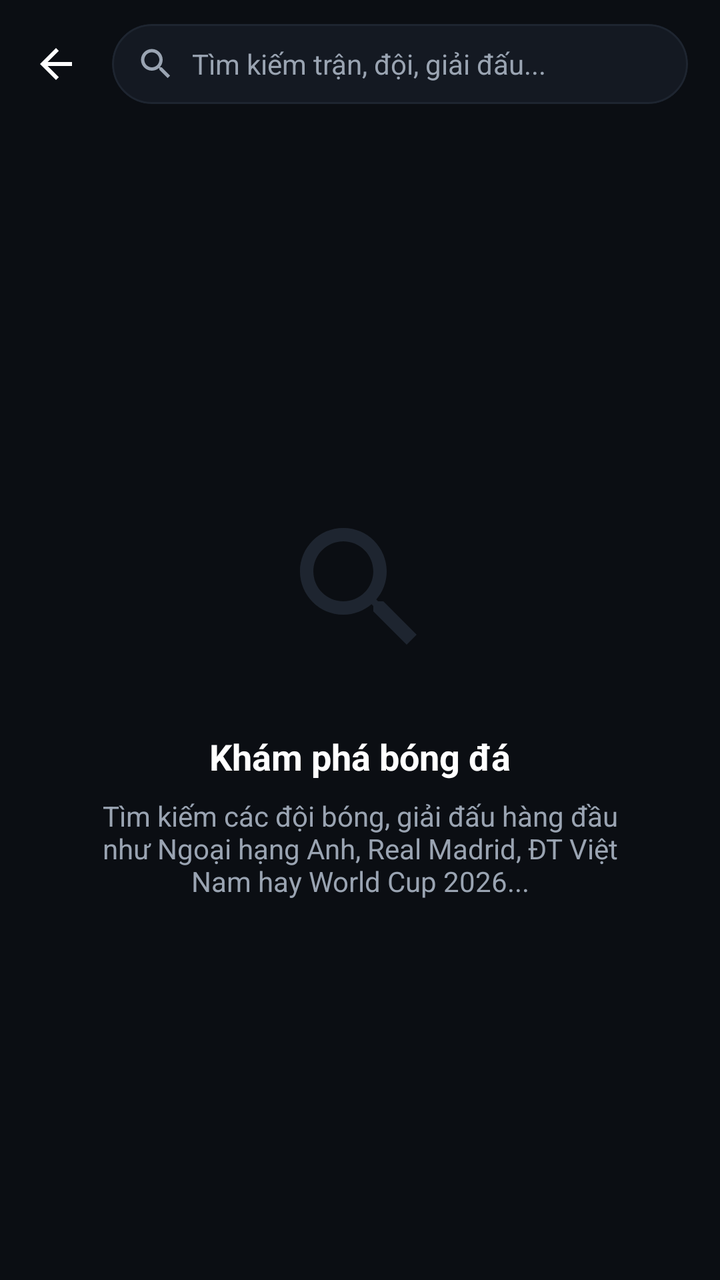
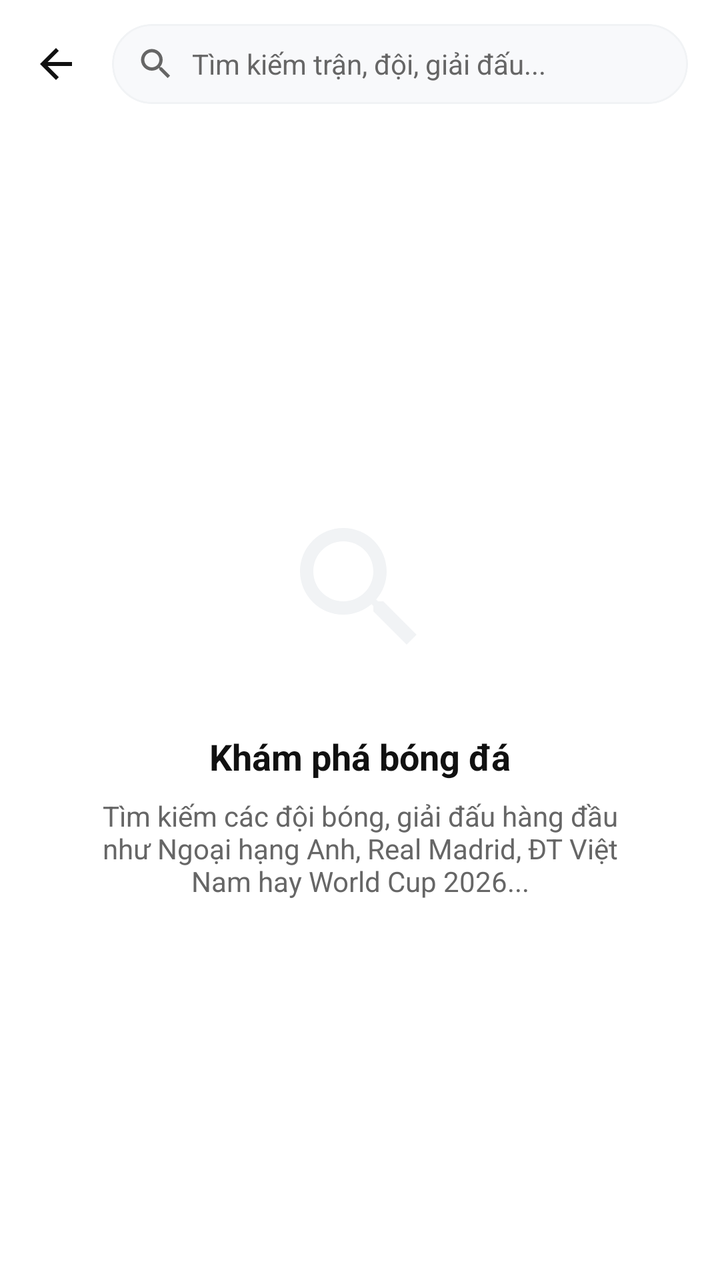

An Android layout rendered at two revisions. The XML below is the earlier revision; the diff shows what the commit changed to produce the second picture.
<!-- AndroidManifest.xml: activity theme Theme.MyApplication -->
<!-- res/layout/activity_search.xml -->
<?xml version="1.0" encoding="utf-8"?>
<androidx.constraintlayout.widget.ConstraintLayout xmlns:android="http://schemas.android.com/apk/res/android"
    xmlns:app="http://schemas.android.com/apk/res-auto"
    xmlns:tools="http://schemas.android.com/tools"
    android:layout_width="match_parent"
    android:layout_height="match_parent"
    android:background="@color/bg_dark"
    tools:context=".ui.search.SearchActivity">

    
    <androidx.constraintlayout.widget.ConstraintLayout
        android:id="@+id/searchHeader"
        android:layout_width="match_parent"
        android:layout_height="64dp"
        android:background="@color/bg_dark"
        app:layout_constraintTop_toTopOf="parent">

        <ImageView
            android:id="@+id/btnBack"
            android:layout_width="40dp"
            android:layout_height="40dp"
            android:layout_marginStart="8dp"
            android:contentDescription="Back"
            android:padding="8dp"
            android:src="@drawable/ic_back"
            app:layout_constraintBottom_toBottomOf="parent"
            app:layout_constraintStart_toStartOf="parent"
            app:layout_constraintTop_toTopOf="parent"
            app:tint="@color/text_white" />

        <com.google.android.material.card.MaterialCardView
            android:id="@+id/cvSearchInput"
            android:layout_width="0dp"
            android:layout_height="40dp"
            android:layout_marginStart="8dp"
            android:layout_marginEnd="16dp"
            app:cardBackgroundColor="@color/card_dark"
            app:cardCornerRadius="20dp"
            app:cardElevation="0dp"
            app:strokeColor="@color/divider_dark"
            app:strokeWidth="1dp"
            app:layout_constraintBottom_toBottomOf="parent"
            app:layout_constraintEnd_toEndOf="parent"
            app:layout_constraintStart_toEndOf="@id/btnBack"
            app:layout_constraintTop_toTopOf="parent">

            <androidx.constraintlayout.widget.ConstraintLayout
                android:layout_width="match_parent"
                android:layout_height="match_parent">

                <ImageView
                    android:id="@+id/ivSearchIconSmall"
                    android:layout_width="20dp"
                    android:layout_height="20dp"
                    android:layout_marginStart="12dp"
                    android:contentDescription="Search Icon"
                    android:src="@drawable/ic_search"
                    app:layout_constraintBottom_toBottomOf="parent"
                    app:layout_constraintStart_toStartOf="parent"
                    app:layout_constraintTop_toTopOf="parent"
                    app:tint="@color/text_muted" />

                <EditText
                    android:id="@+id/etSearch"
                    android:layout_width="0dp"
                    android:layout_height="match_parent"
                    android:layout_marginStart="8dp"
                    android:layout_marginEnd="8dp"
                    android:background="@android:color/transparent"
                    android:hint="Tìm kiếm trận, đội, giải đấu..."
                    android:imeOptions="actionSearch"
                    android:inputType="text"
                    android:maxLines="1"
                    android:textColor="@color/text_white"
                    android:textColorHint="@color/text_muted"
                    android:textSize="14sp"
                    app:layout_constraintBottom_toBottomOf="parent"
                    app:layout_constraintEnd_toStartOf="@id/btnClear"
                    app:layout_constraintStart_toEndOf="@id/ivSearchIconSmall"
                    app:layout_constraintTop_toTopOf="parent" />

                <ImageView
                    android:id="@+id/btnClear"
                    android:layout_width="28dp"
                    android:layout_height="28dp"
                    android:layout_marginEnd="8dp"
                    android:contentDescription="Clear text"
                    android:padding="6dp"
                    android:src="@android:drawable/ic_menu_close_clear_cancel"
                    android:visibility="gone"
                    app:layout_constraintBottom_toBottomOf="parent"
                    app:layout_constraintEnd_toEndOf="parent"
                    app:layout_constraintTop_toTopOf="parent"
                    app:tint="@color/text_muted"
                    tools:visibility="visible" />

            </androidx.constraintlayout.widget.ConstraintLayout>

        </com.google.android.material.card.MaterialCardView>

    </androidx.constraintlayout.widget.ConstraintLayout>

    
    <androidx.recyclerview.widget.RecyclerView
        android:id="@+id/rvSearchResults"
        android:layout_width="match_parent"
        android:layout_height="0dp"
        android:clipToPadding="false"
        android:paddingBottom="24dp"
        app:layout_constraintBottom_toBottomOf="parent"
        app:layout_constraintTop_toBottomOf="@id/searchHeader" />

    
    <androidx.constraintlayout.widget.ConstraintLayout
        android:id="@+id/emptyStateLayout"
        android:layout_width="match_parent"
        android:layout_height="0dp"
        android:gravity="center"
        app:layout_constraintBottom_toBottomOf="parent"
        app:layout_constraintTop_toBottomOf="@id/searchHeader">

        <ImageView
            android:id="@+id/ivEmptySearch"
            android:layout_width="80dp"
            android:layout_height="80dp"
            android:layout_marginBottom="16dp"
            android:contentDescription="Search placeholder"
            android:src="@drawable/ic_search"
            app:layout_constraintBottom_toTopOf="@id/tvEmptyTitle"
            app:layout_constraintEnd_toEndOf="parent"
            app:layout_constraintStart_toStartOf="parent"
            app:layout_constraintTop_toTopOf="parent"
            app:layout_constraintVertical_chainStyle="packed"
            app:tint="@color/divider_dark" />

        <TextView
            android:id="@+id/tvEmptyTitle"
            android:layout_width="wrap_content"
            android:layout_height="wrap_content"
            android:layout_marginTop="16dp"
            android:text="Khám phá bóng đá"
            android:textColor="@color/text_white"
            android:textSize="18sp"
            android:textStyle="bold"
            app:layout_constraintBottom_toTopOf="@id/tvEmptyDescription"
            app:layout_constraintEnd_toEndOf="parent"
            app:layout_constraintStart_toStartOf="parent"
            app:layout_constraintTop_toBottomOf="@id/ivEmptySearch" />

        <TextView
            android:id="@+id/tvEmptyDescription"
            android:layout_width="0dp"
            android:layout_height="wrap_content"
            android:layout_marginHorizontal="48dp"
            android:layout_marginTop="8dp"
            android:gravity="center"
            android:text="Tìm kiếm các đội bóng, giải đấu hàng đầu như Ngoại hạng Anh, Real Madrid, ĐT Việt Nam hay World Cup 2026..."
            android:textColor="@color/text_muted"
            android:textSize="14sp"
            app:layout_constraintBottom_toBottomOf="parent"
            app:layout_constraintEnd_toEndOf="parent"
            app:layout_constraintStart_toStartOf="parent"
            app:layout_constraintTop_toBottomOf="@id/tvEmptyTitle" />

    </androidx.constraintlayout.widget.ConstraintLayout>

</androidx.constraintlayout.widget.ConstraintLayout>
<!-- resources referenced by this layout -->
<resources>
  <color name="bg_dark">#0B0E13</color>
  <color name="card_dark">#141922</color>
  <color name="divider_dark">#1E2530</color>
  <color name="text_muted">#9AA4B2</color>
  <color name="text_white">#FFFFFF</color>
  <!-- drawable ic_back (drawable) -->
  <vector xmlns:android="http://schemas.android.com/apk/res/android"
      android:width="24dp"
      android:height="24dp"
      android:viewportWidth="24"
      android:viewportHeight="24">
    <path
        android:fillColor="#FFFFFFFF"
        android:pathData="M20,11H7.83l5.59,-5.59L12,4l-8,8 8,8 1.41,-1.41L7.83,13H20v-2z"/>
  </vector>
  <!-- drawable ic_search (drawable) -->
  <vector xmlns:android="http://schemas.android.com/apk/res/android"
      android:width="24dp"
      android:height="24dp"
      android:viewportWidth="24"
      android:viewportHeight="24">
    <path
        android:fillColor="#FFFFFFFF"
        android:pathData="M15.5,14h-0.79l-0.28,-0.27C15.41,12.59 16,11.11 16,9.5 16,5.91 13.09,3 9.5,3S3,5.91 3,9.5 5.91,16 9.5,16c1.61,0 3.09,-0.59 4.23,-1.57l0.27,0.28v0.79l5,4.99L20.49,19l-4.99,-5zM9.5,14C7.01,14 5,11.99 5,9.5S7.01,5 9.5,5 14,7.01 14,9.5 11.99,14 9.5,14z"/>
  </vector>
  <style name="Theme.MyApplication" parent="Theme.MaterialComponents.NoActionBar">
          
          <item name="colorPrimary">@color/accent_green</item>
          <item name="colorPrimaryVariant">@color/bg_dark</item>
          <item name="colorOnPrimary">@color/white</item>
          
          <item name="colorSecondary">@color/accent_green_secondary</item>
          <item name="colorSecondaryVariant">@color/accent_green</item>
          <item name="colorOnSecondary">@color/black</item>
          
          <item name="android:statusBarColor">@color/bg_dark</item>
          <item name="android:windowBackground">@color/bg_dark</item>
          <item name="android:navigationBarColor">@color/bg_dark</item>
          
          <item name="android:textColor">@color/text_white</item>
          <item name="android:textColorSecondary">@color/text_muted</item>
      </style>
  <color name="accent_green">#00C853</color>
  <color name="white">#FFFFFFFF</color>
  <color name="accent_green_secondary">#00E676</color>
  <color name="black">#FF000000</color>
</resources>

<!-- the commit's change to res/layout/activity_search.xml (unified diff, before → after) -->
@@ -4,7 +4,7 @@
     xmlns:tools="http://schemas.android.com/tools"
     android:layout_width="match_parent"
     android:layout_height="match_parent"
-    android:background="@color/bg_dark"
+    android:background="@color/bg_light"
     tools:context=".ui.search.SearchActivity">
 
     
@@ -12,7 +12,7 @@
         android:id="@+id/searchHeader"
         android:layout_width="match_parent"
         android:layout_height="64dp"
-        android:background="@color/bg_dark"
+        android:background="@color/bg_light"
         app:layout_constraintTop_toTopOf="parent">
 
         <ImageView
<!-- resource entries referenced after the edit -->
@@ -1,10 +1,10 @@
 <!-- resources referenced by this layout -->
 <resources>
-  <color name="bg_dark">#0B0E13</color>
-  <color name="card_dark">#141922</color>
-  <color name="divider_dark">#1E2530</color>
-  <color name="text_muted">#9AA4B2</color>
-  <color name="text_white">#FFFFFF</color>
+  <color name="bg_light">@color/background</color>
+  <color name="card_dark">@color/surface</color>
+  <color name="divider_dark">@color/divider</color>
+  <color name="text_muted">@color/textSecondary</color>
+  <color name="text_white">@color/textPrimary</color>
   <!-- drawable ic_back (drawable) -->
   <vector xmlns:android="http://schemas.android.com/apk/res/android"
       android:width="24dp"
@@ -25,26 +25,39 @@
         android:fillColor="#FFFFFFFF"
         android:pathData="M15.5,14h-0.79l-0.28,-0.27C15.41,12.59 16,11.11 16,9.5 16,5.91 13.09,3 9.5,3S3,5.91 3,9.5 5.91,16 9.5,16c1.61,0 3.09,-0.59 4.23,-1.57l0.27,0.28v0.79l5,4.99L20.49,19l-4.99,-5zM9.5,14C7.01,14 5,11.99 5,9.5S7.01,5 9.5,5 14,7.01 14,9.5 11.99,14 9.5,14z"/>
   </vector>
-  <style name="Theme.MyApplication" parent="Theme.MaterialComponents.NoActionBar">
+  <style name="Theme.MyApplication" parent="Theme.MaterialComponents.Light.NoActionBar">
           
           <item name="colorPrimary">@color/accent_green</item>
-          <item name="colorPrimaryVariant">@color/bg_dark</item>
+          <item name="colorPrimaryVariant">@color/white</item>
           <item name="colorOnPrimary">@color/white</item>
+          
           
           <item name="colorSecondary">@color/accent_green_secondary</item>
           <item name="colorSecondaryVariant">@color/accent_green</item>
-          <item name="colorOnSecondary">@color/black</item>
+          <item name="colorOnSecondary">@color/white</item>
           
-          <item name="android:statusBarColor">@color/bg_dark</item>
-          <item name="android:windowBackground">@color/bg_dark</item>
-          <item name="android:navigationBarColor">@color/bg_dark</item>
+          
+          <item name="android:statusBarColor">@color/white</item>
+          <item name="android:windowBackground">@color/white</item>
+          <item name="android:navigationBarColor">@color/white</item>
+          
+          
+          <item name="android:windowLightStatusBar">true</item>
+          <item name="android:windowLightNavigationBar" tools:targetApi="o_mr1">true</item>
+          
           
           <item name="android:textColor">@color/text_white</item>
           <item name="android:textColorSecondary">@color/text_muted</item>
       </style>
-  <color name="accent_green">#00C853</color>
+  <color name="background">#FFFFFF</color>
+  <color name="surface">#F8F9FB</color>
+  <color name="divider">#F1F3F5</color>
+  <color name="textSecondary">#666666</color>
+  <color name="textPrimary">#111111</color>
+  <color name="accent_green">@color/primaryBlue</color>
   <color name="white">#FFFFFFFF</color>
-  <color name="accent_green_secondary">#00E676</color>
-  <color name="black">#FF000000</color>
+  <color name="accent_green_secondary">@color/accentBlue</color>
+  <color name="primaryBlue">#2563EB</color>
+  <color name="accentBlue">#3B82F6</color>
 </resources>
 
